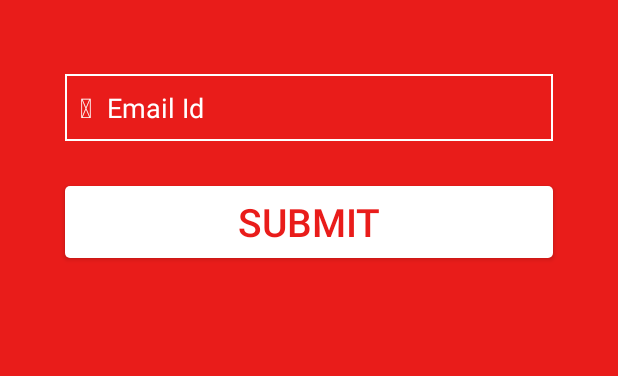
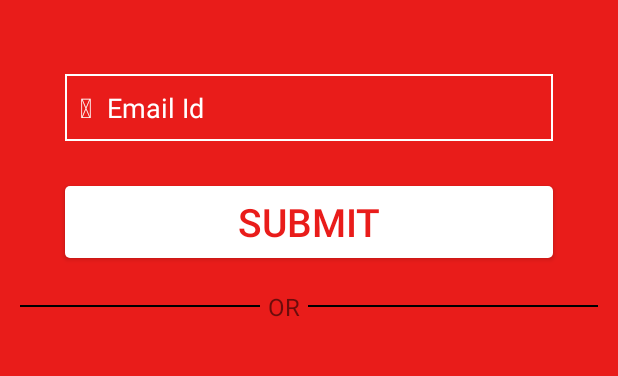
Before and after one commit to raj-gogri/Android_Neostore, an Android app: the ForgotPassword screen opened directly, with no data from a screen before it, on a phone screen of 412 x 824 dp, the part 191-567 px from its top. Run offline under Robolectric (Android 15) with nearby library versions, the phone set to English and light mode, and no system bars; our stand-ins replace data binding; 3 statements that could not run were skipped.

Commit message:
for pull request

```diff
--- a/app/src/main/java/com/neosoft/neostore/databinding/BindingAdapters.java
+++ b/app/src/main/java/com/neosoft/neostore/databinding/BindingAdapters.java
@@ -22,11 +22,11 @@ public class BindingAdapters {
 
     }
 
-
+/*
     @BindingAdapter({"bind:font"})
     public static void setFont(EditText textView , String fontName){
         Typeface typeface = Typeface.createFromAsset(textView.getContext().getAssets(), fontName);
         textView.setTypeface(typeface);
-    }
+    }*/
 
 }
--- a/app/src/main/java/com/neosoft/neostore/handler/Handler.java
+++ b/app/src/main/java/com/neosoft/neostore/handler/Handler.java
@@ -24,9 +24,10 @@ import retrofit2.Callback;
 import retrofit2.Response;
 
 /**
- * Created by webwerks1 on 10/3/17.
+ * Created by mayuri on 10/3/17.
  */
 
+/*listener to all view*/
 public class Handler {
 
 
@@ -37,8 +38,11 @@ public class Handler {
     private String userPassword = "";
     private String forgotPassUserId = "";
 
+
+    /*lgin button click fom main layout*/
     public void onLoginClick(final View view, LoginUser user) {
 
+        /*hide keyboard*/
         InputMethodManager inputManager = (InputMethodManager)
                 view.getContext().getSystemService(Context.INPUT_METHOD_SERVICE);
 
@@ -47,11 +51,15 @@ public class Handler {
         userId = user.getUserName();
         userPassword = user.getPassword();
 
+
+
         if (!user.isValid()) {
             Toast.makeText(view.getContext(), "Enter valid Email id", Toast.LENGTH_SHORT).show();
         } else if (TextUtils.isEmpty(userPassword)) {
             Toast.makeText(view.getContext(), "Enter password", Toast.LENGTH_SHORT).show();
         } else {
+
+            /*retrofit http post request for login*/
             UserService apiService =
                     ApiClient.getClient(SERVER_URL).create(UserService.class);
             Call<LoginUser> call = apiService.postLogin(userId, userPassword);
@@ -78,6 +86,7 @@ public class Handler {
     }
 
 
+    // forgot pass link click from lagin page
     public void onForgotPassClick(View view)
 
     {
@@ -88,8 +97,10 @@ public class Handler {
 
     }
 
+    /*forgot password submit button click*/
     public void onSubmitClick(final View view, ForgotPasswordPOJO forgotPasswordPOJO) {
 
+        /*keyboard hide*/
         InputMethodManager inputManager = (InputMethodManager)
                 view.getContext().getSystemService(Context.INPUT_METHOD_SERVICE);
 
@@ -99,14 +110,13 @@ public class Handler {
         forgotPassUserId = forgotPasswordPOJO.getUserId();
         if (forgotPasswordPOJO.isValid()) {
 
+             /*retrofit http post request for forgot submit button */
             UserService apiService =
                     ApiClient.getClient(SERVER_URL).create(UserService.class);
             Call<LoginUser> call = apiService.postForgotPass(forgotPassUserId);
             call.enqueue(new Callback<LoginUser>() {
                 @Override
                 public void onResponse(Call<LoginUser> call, Response<LoginUser> response) {
-                    LoginUser loginResponse = response.body();
-
 
                     if (response.isSuccessful()) {
                         AlertDialog.Builder builder = new AlertDialog.Builder(view.getContext());
--- a/app/src/main/res/layout/activity_forgot_password.xml
+++ b/app/src/main/res/layout/activity_forgot_password.xml
@@ -98,5 +98,39 @@
             android:textSize="26sp" />
 
 
+        <LinearLayout
+            android:layout_width="wrap_content"
+            android:layout_height="wrap_content"
+            android:layout_below="@id/btnLogin"
+            android:orientation="horizontal"
+            android:weightSum="3">
+        <View
+            android:id="@+id/line1"
+            android:layout_width="160dp"
+            android:layout_height="1dp"
+            android:background="@android:color/black"
+            android:layout_gravity="center"
+           />
+
+           <TextView
+               android:id="@+id/txt"
+               android:layout_width="wrap_content"
+               android:layout_height="wrap_content"
+               android:textSize="16sp"
+               android:text="OR"
+               android:layout_marginLeft="5dp"
+               android:layout_marginRight="5dp"
+
+            />
+            <View
+                android:id="@+id/line2"
+                android:layout_width="wrap_content"
+                android:layout_height="1dp"
+                android:layout_gravity="center"
+                android:background="@android:color/black"
+                />
+
+        </LinearLayout>
+
     </RelativeLayout>
 </layout>
```
Also changed, not shown: app/src/main/java/com/neosoft/neostore/model/LoginUser.java (+2 -13 lines).
